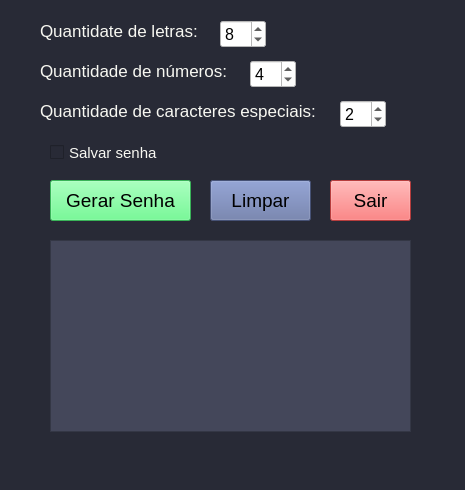
Qt form gui/ui/tela.ui (sandenbergmelo/gerador-de-senhas-python) before a commit.
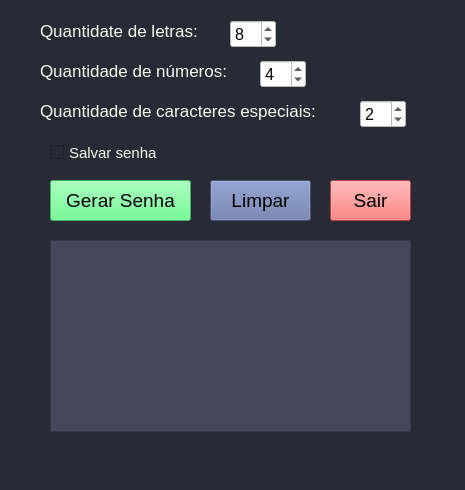
The same form after that commit.

Commit message: Algumas mudanças na interface

Patch:
```diff
--- a/gui/ui/tela.ui
+++ b/gui/ui/tela.ui
@@ -22,8 +22,8 @@
      <rect>
       <x>40</x>
       <y>20</y>
-      <width>169</width>
-      <height>22</height>
+      <width>181</width>
+      <height>21</height>
      </rect>
     </property>
     <property name="font">
@@ -43,8 +43,8 @@
      <rect>
       <x>40</x>
       <y>60</y>
-      <width>198</width>
-      <height>22</height>
+      <width>212</width>
+      <height>21</height>
      </rect>
     </property>
     <property name="font">
@@ -64,8 +64,8 @@
      <rect>
       <x>40</x>
       <y>100</y>
-      <width>293</width>
-      <height>22</height>
+      <width>311</width>
+      <height>21</height>
      </rect>
     </property>
     <property name="font">
@@ -107,7 +107,7 @@
    <widget class="QSpinBox" name="spinLetras">
     <property name="geometry">
      <rect>
-      <x>220</x>
+      <x>230</x>
       <y>20</y>
       <width>46</width>
       <height>28</height>
@@ -131,7 +131,7 @@
    <widget class="QSpinBox" name="spinNumeros">
     <property name="geometry">
      <rect>
-      <x>250</x>
+      <x>260</x>
       <y>60</y>
       <width>46</width>
       <height>28</height>
@@ -155,7 +155,7 @@
    <widget class="QSpinBox" name="spinCaracteres">
     <property name="geometry">
      <rect>
-      <x>340</x>
+      <x>360</x>
       <y>100</y>
       <width>46</width>
       <height>28</height>
```
Left out of the diff: 2 changed lines with no effect on the pictures. The commit also changes 2 other files.
